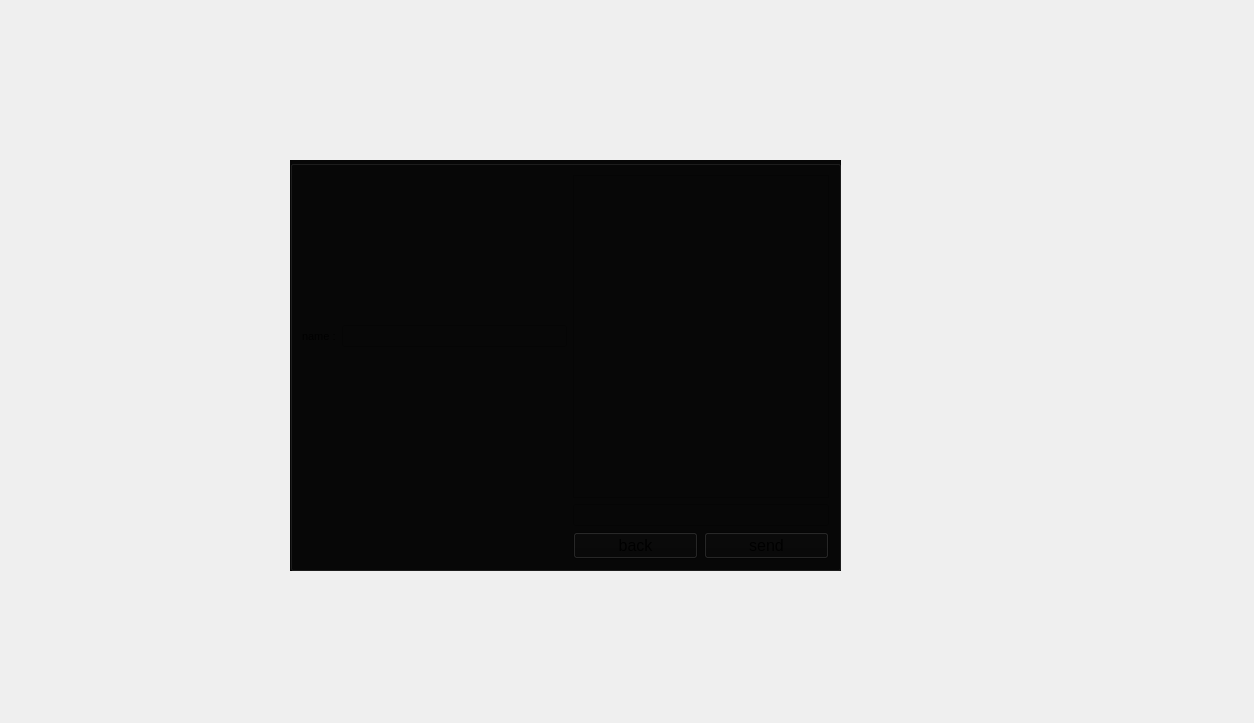
This is massenger/sendmessagechannel_dialog.ui in MahanBeidokhti/AP-Messenger as Qt 5 draws it before an edit. The edited form follows.
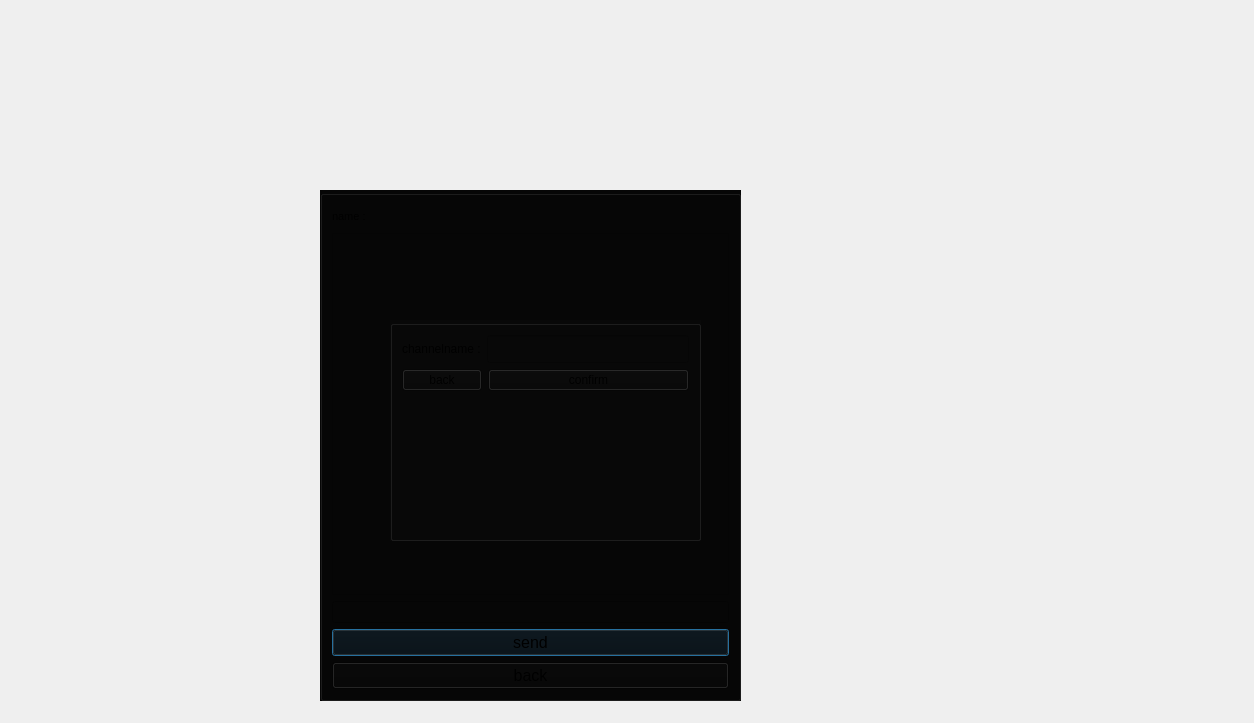
This is the edited form. Icons and pictures are not drawn.

Commit message: send message to group/channel (Not Debuged) Added!

Diff of the .ui file:
```diff
--- a/massenger/sendmessagechannel_dialog.ui
+++ b/massenger/sendmessagechannel_dialog.ui
@@ -16,17 +16,97 @@
   <property name="styleSheet">
    <string notr="true">background-image: url(:/Source/@metawalls.jpg);</string>
   </property>
+  <widget class="QGroupBox" name="chat_groupBox">
+   <property name="geometry">
+    <rect>
+     <x>320</x>
+     <y>190</y>
+     <width>421</width>
+     <height>511</height>
+    </rect>
+   </property>
+   <property name="styleSheet">
+    <string notr="true">background-color: rgb(6, 6, 6);</string>
+   </property>
+   <property name="title">
+    <string/>
+   </property>
+   <layout class="QGridLayout" name="gridLayout">
+    <item row="0" column="0">
+     <layout class="QHBoxLayout" name="horizontalLayout_2">
+      <item>
+       <widget class="QLabel" name="label_2">
+        <property name="font">
+         <font>
+          <pointsize>8</pointsize>
+         </font>
+        </property>
+        <property name="text">
+         <string>name :</string>
+        </property>
+       </widget>
+      </item>
+      <item>
+       <widget class="QLabel" name="name_label">
+        <property name="font">
+         <font>
+          <pointsize>14</pointsize>
+         </font>
+        </property>
+        <property name="text">
+         <string/>
+        </property>
+       </widget>
+      </item>
+     </layout>
+    </item>
+    <item row="1" column="0">
+     <widget class="QTextEdit" name="message_textEdit"/>
+    </item>
+    <item row="2" column="0">
+     <widget class="QLineEdit" name="send_lineEdit">
+      <property name="text">
+       <string/>
+      </property>
+     </widget>
+    </item>
+    <item row="3" column="0">
+     <widget class="QPushButton" name="send_pushButton">
+      <property name="font">
+       <font>
+        <pointsize>12</pointsize>
+       </font>
+      </property>
+      <property name="text">
+       <string>send</string>
+      </property>
+     </widget>
+    </item>
+    <item row="4" column="0">
+     <widget class="QPushButton" name="back_chat_pushButton">
+      <property name="font">
+       <font>
+        <pointsize>12</pointsize>
+       </font>
+      </property>
+      <property name="text">
+       <string>back</string>
+      </property>
+     </widget>
+    </item>
+   </layout>
+  </widget>
   <widget class="QGroupBox" name="channelname_groupBox">
    <property name="geometry">
     <rect>
-     <x>410</x>
-     <y>240</y>
+     <x>390</x>
+     <y>320</y>
      <width>311</width>
-     <height>191</height>
+     <height>221</height>
     </rect>
    </property>
    <property name="styleSheet">
-    <string notr="true">background-color: rgb(16, 16, 16);</string>
+    <string notr="true">background-color: rgb(8, 8, 8);</string>
    </property>
    <property name="title">
     <string/>
@@ -37,7 +117,7 @@
       <item>
        <widget class="QLabel" name="label">
         <property name="text">
-         <string>زchannelname</string>
+         <string>channelname :</string>
         </property>
        </widget>
       </item>
@@ -48,9 +128,15 @@
           <pointsize>13</pointsize>
          </font>
         </property>
+        <property name="styleSheet">
+         <string notr="true"/>
+        </property>
         <property name="text">
          <string/>
         </property>
+        <property name="placeholderText">
+         <string/>
+        </property>
        </widget>
       </item>
      </layout>
@@ -71,83 +157,6 @@
     </item>
    </layout>
   </widget>
-  <widget class="QGroupBox" name="chat_groupBox">
-   <property name="geometry">
-    <rect>
-     <x>290</x>
-     <y>160</y>
-     <width>551</width>
-     <height>411</height>
-    </rect>
-   </property>
-   <property name="styleSheet">
-    <string notr="true">background-color: rgb(7, 7, 7);</string>
-   </property>
-   <property name="title">
-    <string/>
-   </property>
-   <layout class="QGridLayout" name="gridLayout">
-    <item row="2" column="1">
-     <widget class="QPushButton" name="back_chat_pushButton">
-      <property name="font">
-       <font>
-        <pointsize>12</pointsize>
-       </font>
-      </property>
-      <property name="text">
-       <string>back</string>
-      </property>
-     </widget>
-    </item>
-    <item row="1" column="1" colspan="2">
-     <widget class="QLineEdit" name="send_lineEdit">
-      <property name="text">
-       <string/>
-      </property>
-     </widget>
-    </item>
-    <item row="2" column="2">
-     <widget class="QPushButton" name="send_pushButton">
-      <property name="font">
-       <font>
-        <pointsize>12</pointsize>
-       </font>
-      </property>
-      <property name="text">
-       <string>send</string>
-      </property>
-     </widget>
-    </item>
-    <item row="0" column="1" colspan="2">
-     <widget class="QListView" name="massege_listView"/>
-    </item>
-    <item row="0" column="0">
-     <layout class="QHBoxLayout" name="horizontalLayout_2">
-      <item>
-       <widget class="QLabel" name="name_label">
-        <property name="font">
-         <font>
-          <pointsize>8</pointsize>
-         </font>
-        </property>
-        <property name="text">
-         <string>name :</string>
-        </property>
-       </widget>
-      </item>
-      <item>
-       <widget class="QLineEdit" name="recieved_channelname_lineEdit">
-        <property name="font">
-         <font>
-          <pointsize>8</pointsize>
-         </font>
-        </property>
-       </widget>
-      </item>
-     </layout>
-    </item>
-   </layout>
-  </widget>
  </widget>
  <resources/>
  <connections/>
```
The commit also changes 10 other files.
